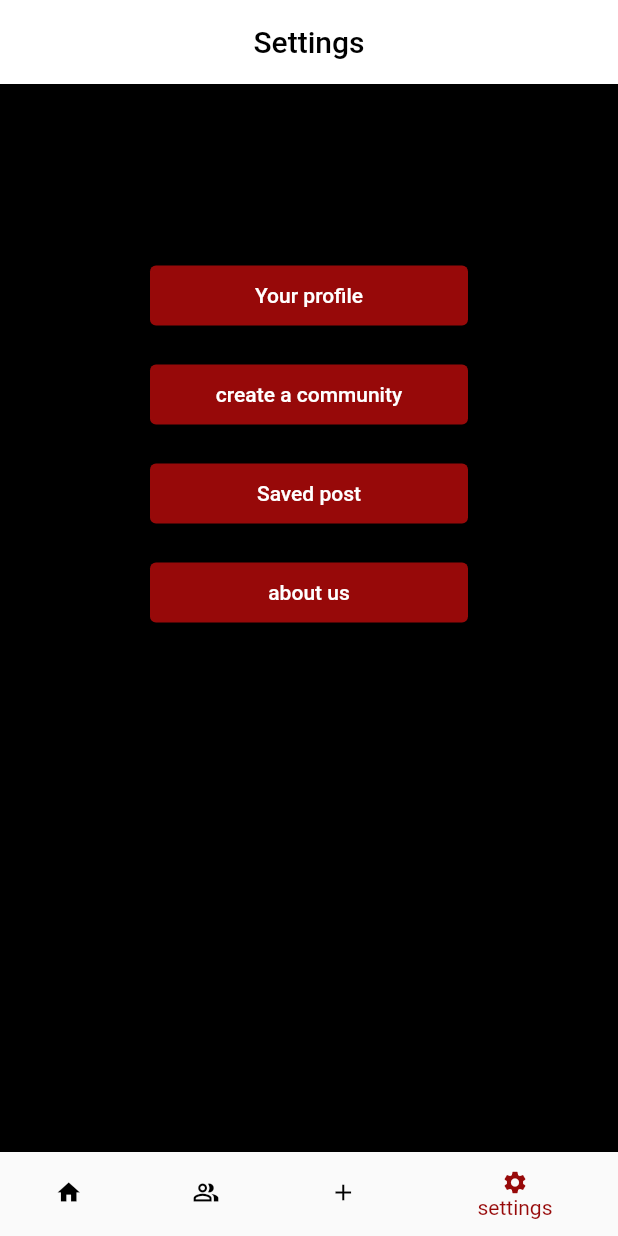
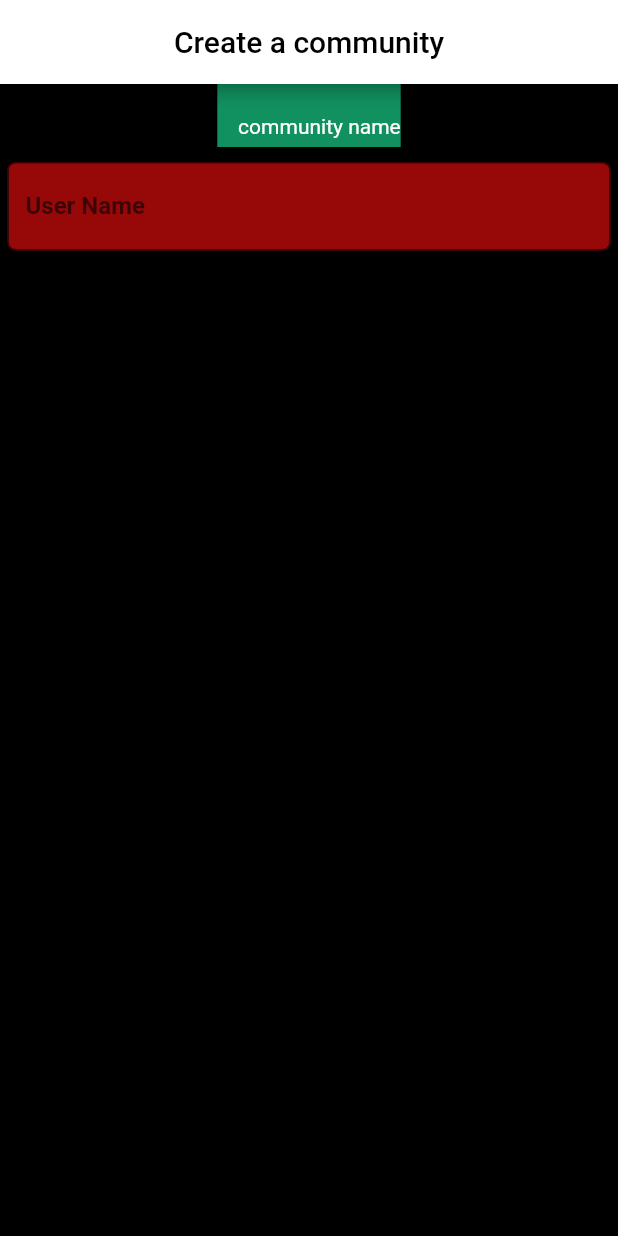
Before and after one commit to MariePaydar/Reddit, a Flutter app: the MyAppState screen opened directly, item 4 of the bottom bar chosen, after a tap on "create a community", on a phone screen of 412 x 824 dp. Run offline on Flutter 3.47's test engine with Material 2 defaults, Android fonts, the phone set to English and light mode, and no system bars; our stand-ins replace email_validator; missing offline and left inert: passwordfield.

Commit message:
add 'create a community' page

```diff
--- /dev/null
+++ b/lib/create_a_community_screan.dart
@@ -0,0 +1,60 @@
+import 'package:flutter/material.dart';
+
+class CreateACommunity extends StatefulWidget {
+  const CreateACommunity({Key? key}) : super(key: key);
+
+  @override
+  State<CreateACommunity> createState() => _CreateACommunity();
+}
+
+class _CreateACommunity extends State<CreateACommunity> {
+  TextEditingController nameController = TextEditingController();
+
+  @override
+  Widget build(BuildContext context) {
+    return MaterialApp(
+        debugShowCheckedModeBanner: false,
+        title: 'Profile',
+        home: Scaffold(
+          backgroundColor: Color.fromARGB(255, 0, 0, 0),
+          appBar: AppBar(
+            backgroundColor: Color.fromARGB(255, 255, 255, 255),
+            title: const Center(
+              child: Text(
+                'Create a community',
+                style: TextStyle(color: Color.fromARGB(255, 0, 0, 0)),
+              ),
+            ),
+          ),
+          body: Container(
+            child: Column(children: [
+              Text(
+                '    community name',
+                style: TextStyle(
+                    backgroundColor: Color.fromARGB(255, 18, 145, 96),
+                    color: Color.fromARGB(255, 255, 255, 255),
+                    height: 3),
+              ),
+              Container(
+                padding: const EdgeInsets.fromLTRB(5, 10, 5, 10),
+                child: TextField(
+                  cursorColor: const Color.fromARGB(255, 255, 255, 255),
+                  style: const TextStyle(
+                      color: Color.fromARGB(255, 255, 255, 255),
+                      fontWeight: FontWeight.w600),
+                  controller: nameController,
+                  decoration: const InputDecoration(
+                    fillColor: Color.fromARGB(255, 151, 9, 9),
+                    filled: true,
+                    border: OutlineInputBorder(
+                        borderRadius:
+                            BorderRadius.all(Radius.elliptical(6, 5))),
+                    labelText: 'User Name',
+                  ),
+                ),
+              )
+            ]),
+          ),
+        ));
+  }
+}
--- a/lib/feed_screan.dart
+++ b/lib/feed_screan.dart
@@ -1,4 +1,5 @@
 import 'package:flutter/material.dart';
+import 'package:reddit/create_a_community_screan.dart';
 import 'package:reddit/profile_screan.dart';
 
 class Feed extends StatelessWidget {
@@ -85,7 +86,10 @@ class _MyAppState extends State<MyAppState> {
                         primary: const Color.fromARGB(255, 151, 9, 9)),
                     child: const Text('create a community'),
                     onPressed: () {
-                      //forgot create community page
+                      Navigator.push(
+                          context,
+                          MaterialPageRoute(
+                              builder: (context) => const CreateACommunity()));
                     },
                   )),
               const Divider(),
```
